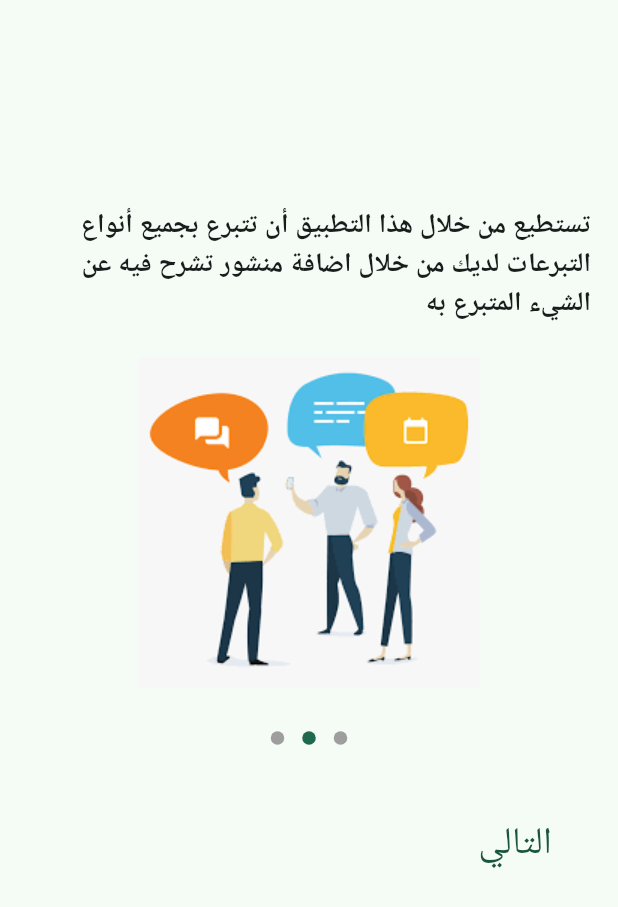
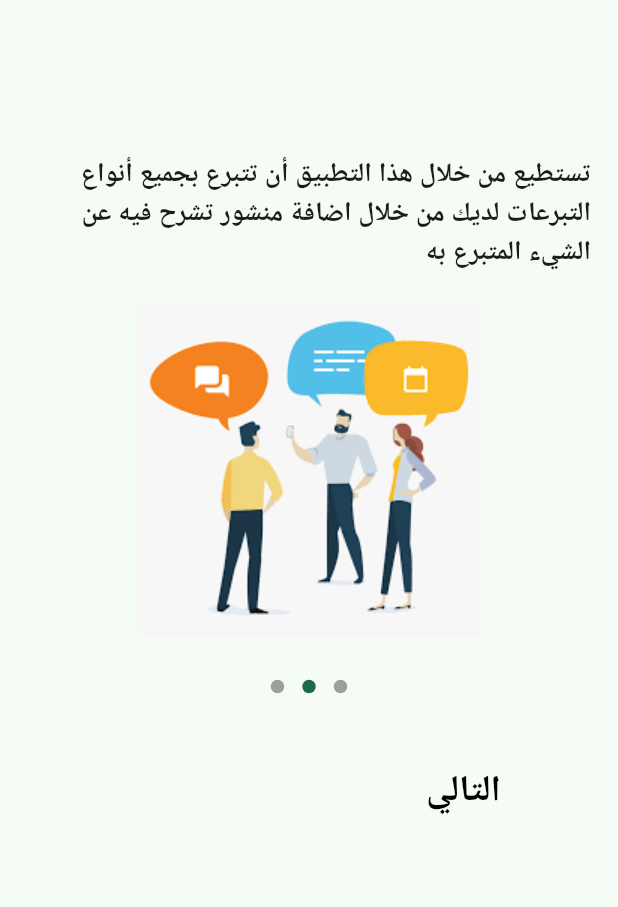
Before and after one commit to safiya444/Ehsan, a Flutter app: the screen it shows after launch, after a tap on "التالي", on a phone screen of 412 x 824 dp. Shown: the top 907 px of the screen. Run offline on Flutter 3.47's test engine with Material 2 defaults, Android fonts, the phone set to English and light mode, and no system bars; drawn by our look-alikes of dots_indicator; our stand-ins replace bot_toast, dartz, flutter_spinkit, get, image_picker, shared_preferences and 1 more.

Commit message:
first commit

```diff
--- a/lib/ui/views/intro/intro_view.dart
+++ b/lib/ui/views/intro/intro_view.dart
@@ -29,7 +29,7 @@ class _IntroViewState extends State<IntroView> {
         children: [
           Padding(
             padding: EdgeInsetsDirectional.only(
-                top: screenWidth(3),
+                top: screenWidth(4),
                 start: screenWidth(23),
                 end: screenWidth(23)),
             child: Text(
@@ -48,7 +48,7 @@ class _IntroViewState extends State<IntroView> {
           ),
           Padding(
             padding: EdgeInsetsDirectional.only(
-                end: screenWidth(1.5), top: screenWidth(10)),
+                end: screenWidth(2), top: screenWidth(10)),
             child: InkWell(
               onTap: () {
                 if (index > 0)
@@ -60,7 +60,10 @@ class _IntroViewState extends State<IntroView> {
               },
               child: Text(
                 index > 0 ? 'التالي' : 'الدخول إلى التطبيق',
-                style: TextStyle(fontSize: 25, color: AppColors.GreenApp),
+                style: TextStyle(
+                    fontSize: screenWidth(17),
+                    color: AppColors.blackColor,
+                    fontWeight: FontWeight.bold),
               ),
             ),
           )
--- a/lib/ui/views/splash_view/splash_controller.dart
+++ b/lib/ui/views/splash_view/splash_controller.dart
@@ -9,8 +9,8 @@ class SplashController extends GetxController {
   @override
   void onInit() {
     Future.delayed(Duration(seconds: 2)).then((value) {
-     // return Get.off(IntroView());
-     storage.getLoggedIn() ? Get.off(MainView()) : Get.off(IntroView());
+      return Get.off(IntroView());
+     //storage.getLoggedIn() ? Get.off(MainView()) : Get.off(IntroView());
     });
 
     super.onInit();
```
